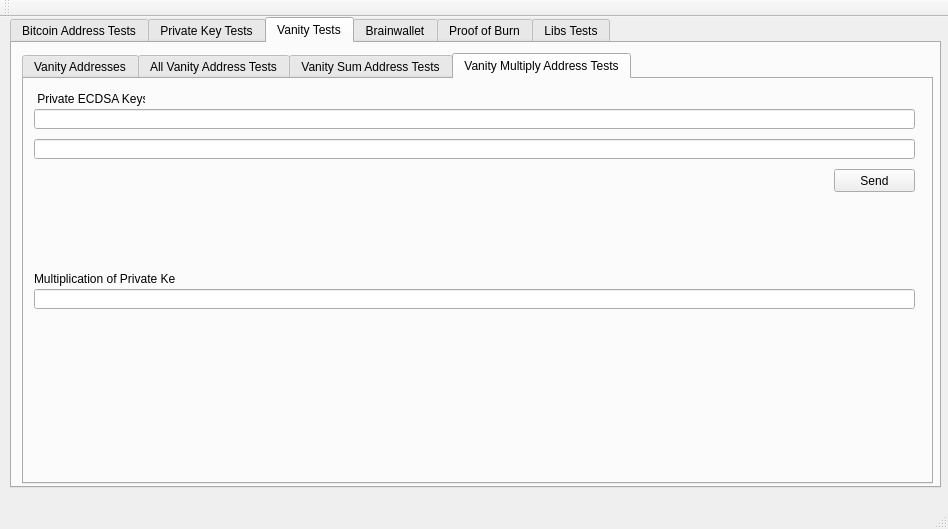
The window that src/bitcointests.ui (cosmycdevs/cryptotoolbox) describes before a commit, drawn with Qt 5.
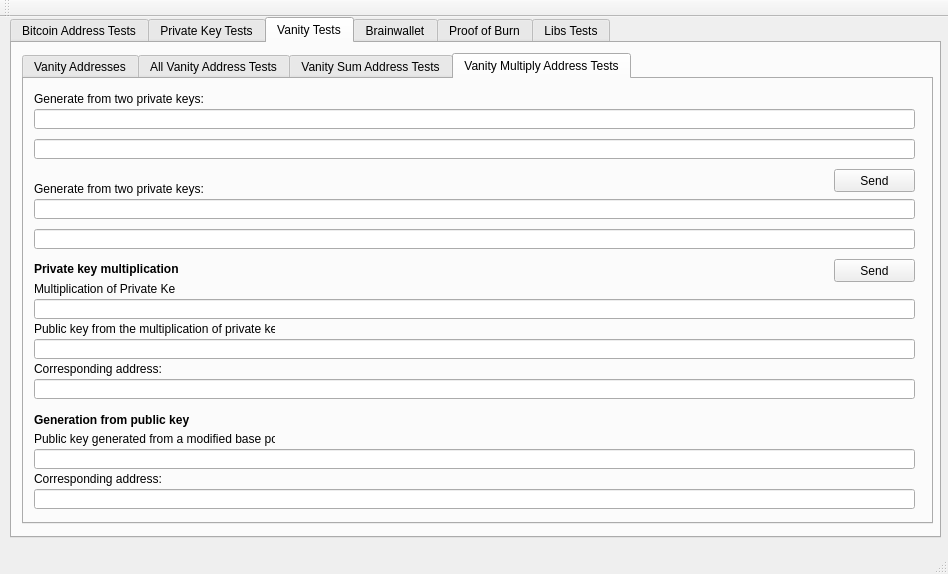
The same window after the commit. The open tabs and pages were chosen to show the change.

Patch:
```diff
--- a/src/bitcointests.ui
+++ b/src/bitcointests.ui
@@ -7,7 +7,7 @@
     <x>0</x>
     <y>0</y>
     <width>948</width>
-    <height>529</height>
+    <height>574</height>
    </rect>
   </property>
   <property name="windowTitle">
@@ -20,7 +20,7 @@
       <x>10</x>
       <y>0</y>
       <width>931</width>
-      <height>471</height>
+      <height>521</height>
      </rect>
     </property>
     <property name="currentIndex">
@@ -692,7 +692,7 @@
         <x>10</x>
         <y>10</y>
         <width>911</width>
-        <height>431</height>
+        <height>471</height>
        </rect>
       </property>
       <property name="currentIndex">
@@ -1752,7 +1752,7 @@
         <property name="geometry">
          <rect>
           <x>10</x>
-          <y>210</y>
+          <y>220</y>
           <width>881</width>
           <height>20</height>
          </rect>
@@ -1763,12 +1763,12 @@
          <rect>
           <x>10</x>
           <y>10</y>
-          <width>111</width>
+          <width>251</width>
           <height>20</height>
          </rect>
         </property>
         <property name="text">
-         <string> Private ECDSA Keys:</string>
+         <string>Generate from two private keys:</string>
         </property>
        </widget>
        <widget class="QPushButton" name="pushButton_CalcMultiplicationOfPrivKeys">
@@ -1788,7 +1788,7 @@
         <property name="geometry">
          <rect>
           <x>10</x>
-          <y>190</y>
+          <y>200</y>
           <width>141</width>
           <height>20</height>
          </rect>
@@ -1817,6 +1817,182 @@
          </rect>
         </property>
        </widget>
+       <widget class="QLineEdit" name="lineEdit_VanityPublicECDSAKey1_M">
+        <property name="geometry">
+         <rect>
+          <x>10</x>
+          <y>120</y>
+          <width>881</width>
+          <height>20</height>
+         </rect>
+        </property>
+       </widget>
+       <widget class="QLabel" name="label_VanityPrivECDSAKeys_M_2">
+        <property name="geometry">
+         <rect>
+          <x>10</x>
+          <y>100</y>
+          <width>251</width>
+          <height>20</height>
+         </rect>
+        </property>
+        <property name="text">
+         <string>Generate from two private keys:</string>
+        </property>
+       </widget>
+       <widget class="QLineEdit" name="lineEdit_VanityPrivECDSAKey_M2">
+        <property name="geometry">
+         <rect>
+          <x>10</x>
+          <y>150</y>
+          <width>881</width>
+          <height>20</height>
+         </rect>
+        </property>
+       </widget>
+       <widget class="QLabel" name="label_VanityPubKeyFromModBD_M">
+        <property name="geometry">
+         <rect>
+          <x>10</x>
+          <y>350</y>
+          <width>241</width>
+          <height>20</height>
+         </rect>
+        </property>
+        <property name="text">
+         <string>Public key generated from a modified base point:</string>
+        </property>
+       </widget>
+       <widget class="QPushButton" name="pushButton_CalcGenerationFromPublicKey">
+        <property name="geometry">
+         <rect>
+          <x>810</x>
+          <y>180</y>
+          <width>81</width>
+          <height>23</height>
+         </rect>
+        </property>
+        <property name="text">
+         <string>Send</string>
+        </property>
+       </widget>
+       <widget class="QLineEdit" name="lineEdit_VanityPublicKeyFromModdifiedBasePoing_M">
+        <property name="geometry">
+         <rect>
+          <x>10</x>
+          <y>370</y>
+          <width>881</width>
+          <height>20</height>
+         </rect>
+        </property>
+       </widget>
+       <widget class="QLabel" name="label_VanityPublicKeyFromMultiplicationOfPrivKeys">
+        <property name="geometry">
+         <rect>
+          <x>10</x>
+          <y>240</y>
+          <width>241</width>
+          <height>20</height>
+         </rect>
+        </property>
+        <property name="text">
+         <string>Public key from the multiplication of private keys:</string>
+        </property>
+       </widget>
+       <widget class="QLineEdit" name="lineEdit_VanityPublicKeyFromMultiplicationOfPrivKeys">
+        <property name="geometry">
+         <rect>
+          <x>10</x>
+          <y>260</y>
+          <width>881</width>
+          <height>20</height>
+         </rect>
+        </property>
+       </widget>
+       <widget class="QLabel" name="label_PrivateKeyMult">
+        <property name="geometry">
+         <rect>
+          <x>10</x>
+          <y>174</y>
+          <width>191</width>
+          <height>31</height>
+         </rect>
+        </property>
+        <property name="font">
+         <font>
+          <weight>75</weight>
+          <bold>true</bold>
+         </font>
+        </property>
+        <property name="text">
+         <string>Private key multiplication</string>
+        </property>
+       </widget>
+       <widget class="QLabel" name="label_VanityCorrAddress2">
+        <property name="geometry">
+         <rect>
+          <x>10</x>
+          <y>390</y>
+          <width>241</width>
+          <height>20</height>
+         </rect>
+        </property>
+        <property name="text">
+         <string>Corresponding address:</string>
+        </property>
+       </widget>
+       <widget class="QLineEdit" name="lineEdit_CorrAddress2">
+        <property name="geometry">
+         <rect>
+          <x>10</x>
+          <y>410</y>
+          <width>881</width>
+          <height>20</height>
+         </rect>
+        </property>
+       </widget>
+       <widget class="QLineEdit" name="lineEdit_CorrAddress1">
+        <property name="geometry">
+         <rect>
+          <x>10</x>
+          <y>300</y>
+          <width>881</width>
+          <height>20</height>
+         </rect>
+        </property>
+       </widget>
+       <widget class="QLabel" name="label_VanityCorrAddress1">
+        <property name="geometry">
+         <rect>
+          <x>10</x>
+          <y>280</y>
+          <width>241</width>
+          <height>20</height>
+         </rect>
+        </property>
+        <property name="text">
+         <string>Corresponding address:</string>
+        </property>
+       </widget>
+       <widget class="QLabel" name="label_PrivateKeyMult_2">
+        <property name="geometry">
+         <rect>
+          <x>10</x>
+          <y>330</y>
+          <width>191</width>
+          <height>21</height>
+         </rect>
+        </property>
+        <property name="font">
+         <font>
+          <weight>75</weight>
+          <bold>true</bold>
+         </font>
+        </property>
+        <property name="text">
+         <string>Generation from public key</string>
+        </property>
+       </widget>
       </widget>
      </widget>
     </widget>
```
Left out of the diff: 2 changed lines with no effect on the pictures.
